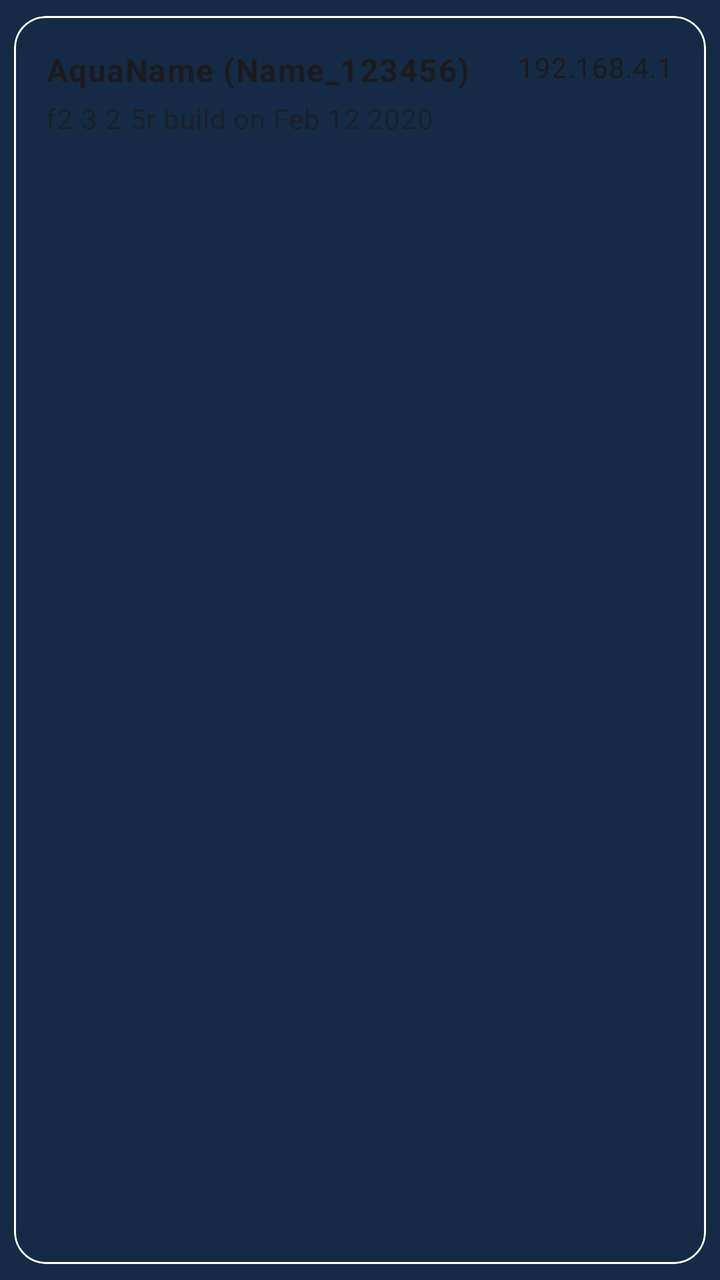
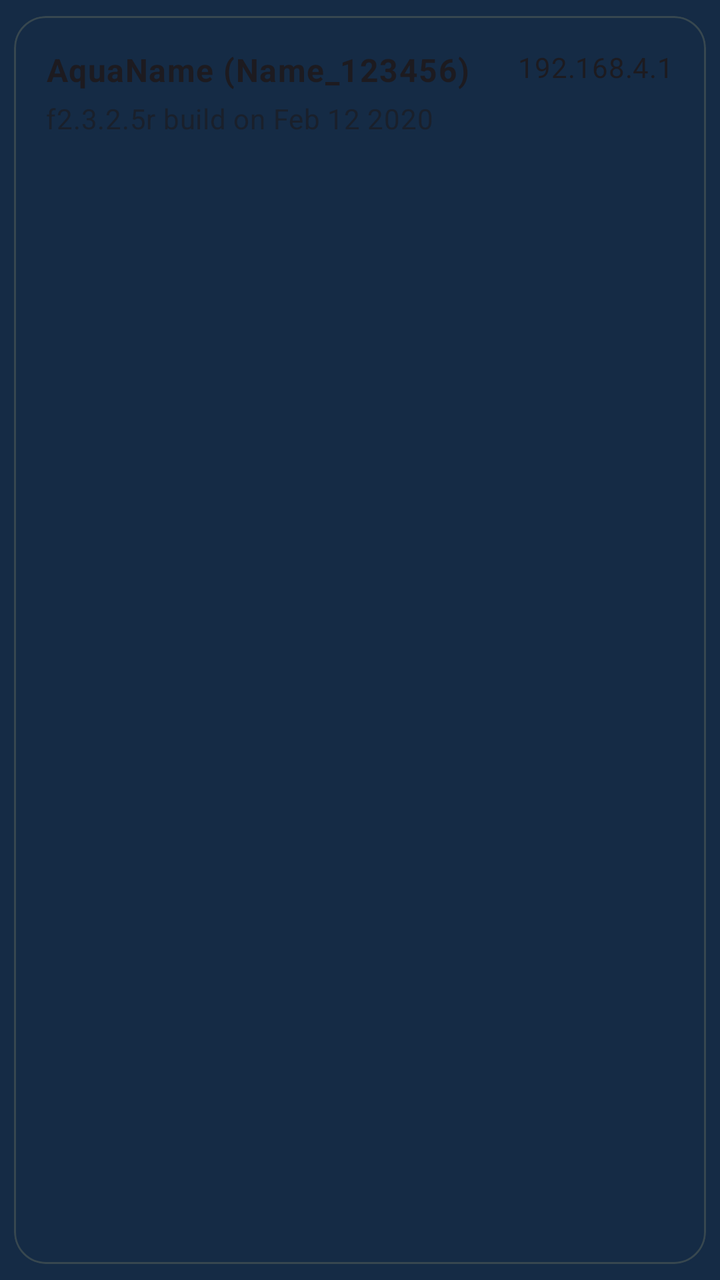

Compare the two renders of this Android layout. The source of the first and the diff that turns it into the second are given below.
<!-- AndroidManifest.xml: application theme AppTheme -->
<!-- res/layout/item_scan_device.xml -->
<?xml version="1.0" encoding="utf-8"?>
<com.google.android.material.card.MaterialCardView
    xmlns:android="http://schemas.android.com/apk/res/android"
    xmlns:app="http://schemas.android.com/apk/res-auto"
    android:layout_width="match_parent"
    android:layout_height="wrap_content"
    android:layout_marginHorizontal="16dp"
    android:layout_marginTop="12dp"
    android:clickable="true"
    android:focusable="true"
    app:cardCornerRadius="16dp"
    app:cardUseCompatPadding="true"
    app:strokeWidth="1dp"
    app:strokeColor="@color/card_stroke"
    app:cardBackgroundColor="@color/card_background">

    <androidx.constraintlayout.widget.ConstraintLayout
        android:layout_width="match_parent"
        android:layout_height="wrap_content"
        android:padding="16dp">

        
        <TextView
            android:id="@+id/tvName"
            android:layout_width="0dp"
            android:layout_height="wrap_content"
            android:text="AquaName (Name_123456)"
            android:textAppearance="@style/TextAppearance.Aqua.BodyBold"
            app:layout_constraintTop_toTopOf="parent"
            app:layout_constraintStart_toStartOf="parent"
            app:layout_constraintEnd_toStartOf="@id/tvIp"
            app:layout_constraintHorizontal_bias="0"
            app:layout_constraintHorizontal_chainStyle="spread_inside" />

        
        <TextView
            android:id="@+id/tvIp"
            android:layout_width="wrap_content"
            android:layout_height="wrap_content"
            android:text="192.168.4.1"
            android:textAppearance="@style/TextAppearance.Aqua.Body"
            app:layout_constraintTop_toTopOf="parent"
            app:layout_constraintEnd_toEndOf="parent" />

        
        <TextView
            android:id="@+id/tvSubtitle"
            android:layout_width="0dp"
            android:layout_height="wrap_content"
            android:layout_marginTop="4dp"
            android:text="f2.3.2.5r build on Feb 12 2020"
            android:textAppearance="@style/TextAppearance.Aqua.Body"
            android:alpha="0.7"
            app:layout_constraintTop_toBottomOf="@id/tvName"
            app:layout_constraintStart_toStartOf="parent"
            app:layout_constraintEnd_toEndOf="parent"
            app:layout_constraintBottom_toBottomOf="parent" />

    </androidx.constraintlayout.widget.ConstraintLayout>

</com.google.android.material.card.MaterialCardView>
<!-- resources referenced by this layout -->
<resources>
  <style name="TextAppearance.Aqua.Body" parent="TextAppearance.Material3.BodyMedium" />
  <style name="TextAppearance.Aqua.BodyBold" parent="TextAppearance.Material3.BodyLarge">
      <item name="android:textStyle">bold</item>
  </style>
  <style name="AppTheme" parent="Theme.Material3.DayNight.NoActionBar">
  
          
          <item name="colorPrimary">@color/md_theme_light_primary</item>
          <item name="colorOnPrimary">@color/md_theme_light_onPrimary</item>
          <item name="colorSecondary">@color/md_theme_light_secondary</item>
          <item name="colorOnSecondary">@color/md_theme_light_onSecondary</item>
  
          
          <item name="android:colorBackground">@color/md_theme_light_background</item>
          <item name="colorSurface">@color/md_theme_light_surface</item>
          <item name="colorOnSurface">@color/md_theme_light_onSurface</item>
  
          
          <item name="colorSurfaceVariant">@color/md_theme_light_surfaceVariant</item>
          <item name="colorOnSurfaceVariant">@color/md_theme_light_onSurfaceVariant</item>
          <item name="colorOutline">@color/md_theme_light_outline</item>
          <item name="colorOutlineVariant">@color/md_theme_light_outlineVariant</item>
          <item name="colorError">@color/md_theme_light_error</item>
          <item name="colorOnError">@color/md_theme_light_onError</item>
  
          
          <item name="android:statusBarColor">@android:color/transparent</item>
          <item name="android:navigationBarColor">@android:color/black</item>
  
          
          <item name="android:windowLightStatusBar">true</item>
          <item name="android:windowLightNavigationBar">true</item>
  
          
          <item name="windowActionBar">false</item>
          <item name="android:windowNoTitle">true</item>
      </style>
  <color name="md_theme_light_primary">#2196F3</color>
  <color name="md_theme_light_onPrimary">#FFFFFF</color>
  <color name="md_theme_light_secondary">#4A6363</color>
  <color name="md_theme_light_onSecondary">#FFFFFF</color>
  <color name="md_theme_light_background">#152B45</color>
  <color name="md_theme_light_surface">#152B45</color>
  <color name="md_theme_light_onSurface">#E0E6ED</color>
  <color name="md_theme_light_surfaceVariant">#233042</color>
  <color name="md_theme_light_onSurfaceVariant">#5C6B75</color>
  <color name="md_theme_light_outline">#455A64</color>
  <color name="md_theme_light_outlineVariant">#37474F</color>
  <color name="md_theme_light_error">#D32F2F</color>
  <color name="md_theme_light_onError">#FFFFFF</color>
</resources>

<!-- the commit's change to res/layout/item_scan_device.xml (unified diff, before → after) -->
@@ -10,9 +10,7 @@
     android:focusable="true"
     app:cardCornerRadius="16dp"
     app:cardUseCompatPadding="true"
-    app:strokeWidth="1dp"
-    app:strokeColor="@color/card_stroke"
-    app:cardBackgroundColor="@color/card_background">
+    app:strokeWidth="1dp">
 
     <androidx.constraintlayout.widget.ConstraintLayout
         android:layout_width="match_parent"
